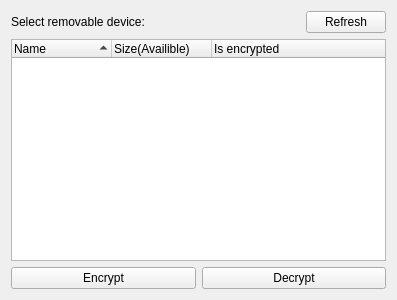
This is mainwindow.ui in Ogaros/Vkr as Qt 5 draws it before an edit. The edited form follows.
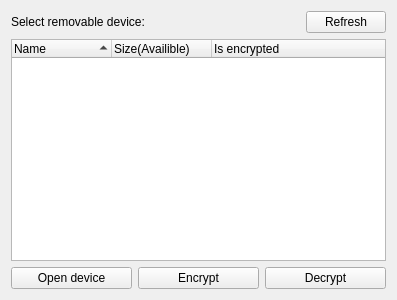
This is the edited form.

Commit message: added open button

Patch:
```diff
--- a/mainwindow.ui
+++ b/mainwindow.ui
@@ -87,6 +87,13 @@
     </item>
     <item>
      <layout class="QHBoxLayout" name="horizontalLayout">
+      <item>
+       <widget class="QPushButton" name="openButton">
+        <property name="text">
+         <string>Open device</string>
+        </property>
+       </widget>
+      </item>
       <item>
        <widget class="QPushButton" name="encryptButton">
         <property name="text">
```
